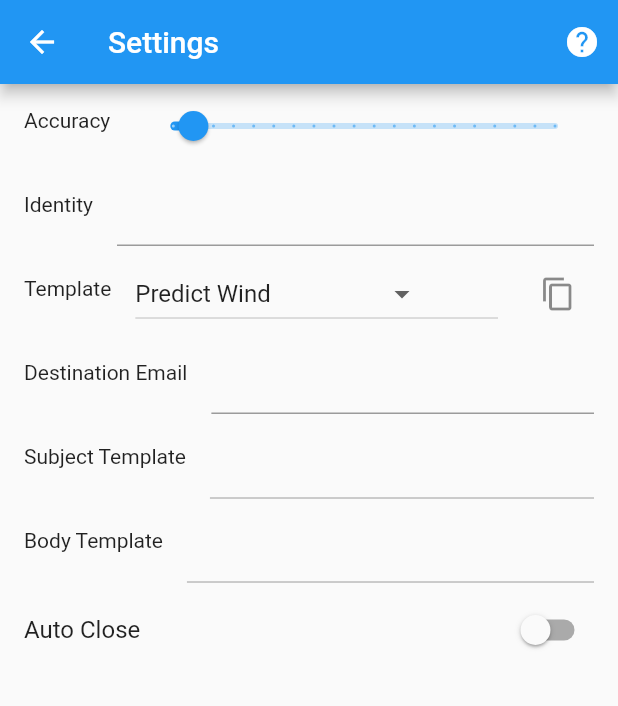
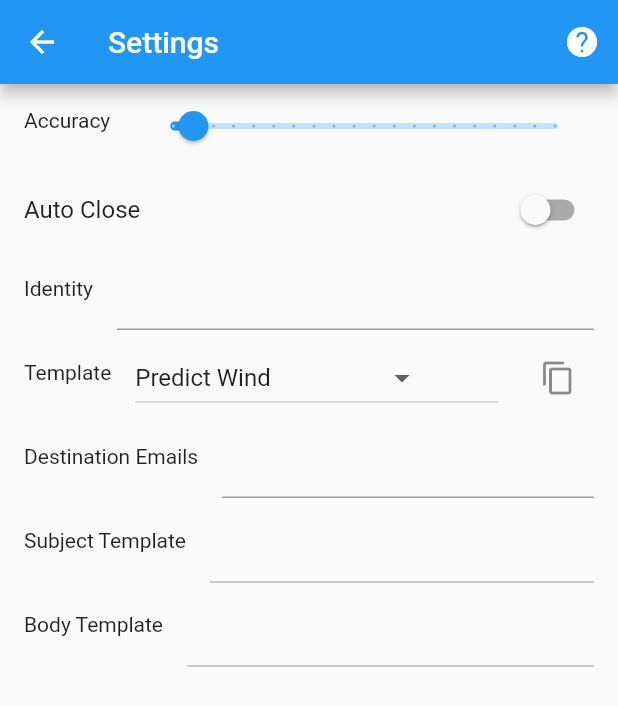
Before and after one commit to philseeley/pwemailtracker, a Flutter app: the SettingsPage screen opened directly with empty values, on a phone screen of 412 x 824 dp. Shown: the top 706 px of the screen. Run offline on Flutter 3.47's test engine with Material 2 defaults, Android fonts, the light colour scheme and no system bars; our stand-ins replace fluttertoast, location, share; missing offline and left inert: flutter_email_sender, format, latlong_formatter, markdown_widget; statements that could not run were skipped.

Commit message:
Multiple destination email addresses are now allowed.

```diff
--- a/lib/main.dart
+++ b/lib/main.dart
@@ -155,9 +155,7 @@ class _MainState extends State<_Main> with WidgetsBindingObserver {
   }
 
   void sendEmail() async {
-    List<String> recipients = [
-      settings.template.destinationEmail??settings.customDestinationEmail
-    ];
+    List<String> recipients = settings.template.destinationEmails??settings.destinationEmails;
 
     final Email email = Email(
       body: body,
--- a/lib/settings.dart
+++ b/lib/settings.dart
@@ -6,18 +6,18 @@ import 'package:json_annotation/json_annotation.dart';
 part 'settings.g.dart';
 
 enum Templates {
-  predictWind('Predict Wind', '{ident} {lat-d.ddddd} {lon-d.ddddd} {localyyyy-MM-dd HH:mm}{tz}', 'tracking@predictwind.com', ''),
-  noForeignLand('No Foreign Land', 'LAT|{latd|m.mmm|c}\nLON|{lond|m.mmm|c}', 'tracking@noforeignland.com', ''),
-  noForeignLandBlog('No Foreign Land + Blog', 'LAT|{latd|m.mmm|c}\nLON|{lond|m.mmm|c}\n\nBlog here\n----', 'tracking@noforeignland.com', ''),
-  desCason('Des Cason', 'Hi Des,\n\nOn {utcyyyy-MM-dd} at {utcHH:mm} UTC, {ident1} is at:\n\n{latd m.mmm c}, {lond m.mmm c}\n\nKind Regards\n{ident}', null, 'Position of {ident} on {ident1}'),
+  predictWind('Predict Wind', '{ident} {lat-d.ddddd} {lon-d.ddddd} {localyyyy-MM-dd HH:mm}{tz}', ['tracking@predictwind.com'], ''),
+  noForeignLand('No Foreign Land', 'LAT|{latd|m.mmm|c}\nLON|{lond|m.mmm|c}', ['tracking@noforeignland.com'], ''),
+  noForeignLandBlog('No Foreign Land + Blog', 'LAT|{latd|m.mmm|c}\nLON|{lond|m.mmm|c}\n\nBlog here\n----', ['tracking@noforeignland.com'], ''),
+  weatherRouter('Weather Router', 'Hi {ident2},\n\nOn {utcyyyy-MM-dd} at {utcHH:mm} UTC, {ident1} is at:\n\n{latd m.mmm c}, {lond m.mmm c}\n\nKind Regards\n{ident}', null, 'Position of {ident} on {ident1}'),
   custom('Custom', null, null, null);
 
   final String name;
   final String? bodyTemplate;
-  final String? destinationEmail;
+  final List<String>? destinationEmails;
   final String? subjectTemplate;
 
-  const Templates(this.name, this.bodyTemplate, this.destinationEmail, this.subjectTemplate);
+  const Templates(this.name, this.bodyTemplate, this.destinationEmails, this.subjectTemplate);
 }
 
 @JsonSerializable()
@@ -26,8 +26,8 @@ class Settings {
   Templates template;
   double accuracy;
   bool autoClose;
-  List<String> ident = [];
-  String customDestinationEmail;
+  List<String> ident;
+  List<String> destinationEmails;
   String subjectTemplate;
   String bodyTemplate;
 
@@ -39,7 +39,7 @@ class Settings {
     this.accuracy = 10.0,
     this.autoClose = false,
     this.ident = const [],
-    this.customDestinationEmail = '',
+    this.destinationEmails = const [],
     this.subjectTemplate = '',
     this.bodyTemplate = ''
   });
@@ -58,7 +58,7 @@ class Settings {
       dynamic data = json.decode(s ?? "");
 
       return Settings.fromJson(data);
-    } on Exception {
+    } on Error {
       return Settings();
     }
   }
--- a/lib/settings_page.dart
+++ b/lib/settings_page.dart
@@ -40,6 +40,21 @@ class _SettingsState extends State<SettingsPage> {
               });
             }),
       ),
+    ];
+
+    // The iOS guidelines prohibit the auto-closing of apps.
+    if (!Platform.isIOS) {
+      list.add(
+          SwitchListTile(title: const Text("Auto Close"),
+              value: settings.autoClose,
+              onChanged: (bool value) {
+                setState(() {
+                  settings.autoClose = value;
+                });
+              }));
+    }
+
+    list.addAll([
       ListTile(
           leading: const Text("Identity"),
             title: TextFormField(
@@ -65,10 +80,14 @@ class _SettingsState extends State<SettingsPage> {
             icon:const Icon(Icons.copy))
       ),
       ListTile(
-          leading: const Text("Destination Email"),
+          leading: const Text("Destination Emails"),
           title: TextFormField(
-              initialValue: settings.customDestinationEmail,
-              onChanged: (value) => settings.customDestinationEmail = value.trim()
+            textInputAction: TextInputAction.newline,
+            keyboardType: TextInputType.multiline,
+            minLines: 1,
+            maxLines: null,
+            initialValue: settings.destinationEmails.join('\n'),
+            onChanged: (value) => settings.destinationEmails = value.trim().split('\n')
           )
       ),
       ListTile(
@@ -91,19 +110,7 @@ class _SettingsState extends State<SettingsPage> {
             onChanged: (value) => settings.bodyTemplate = value
           )
       ),
-    ];
-
-    // The iOS guidelines prohibit the auto-closing of apps.
-    if (!Platform.isIOS) {
-      list.add(
-        SwitchListTile(title: const Text("Auto Close"),
-          value: settings.autoClose,
-          onChanged: (bool value) {
-            setState(() {
-              settings.autoClose = value;
-            });
-          }));
-    }
+    ]);
 
     return Scaffold(
       appBar: AppBar(
```
Also changed, not shown: lib/settings.g.dart. Lines whose indentation alone changed are shown as unchanged.
